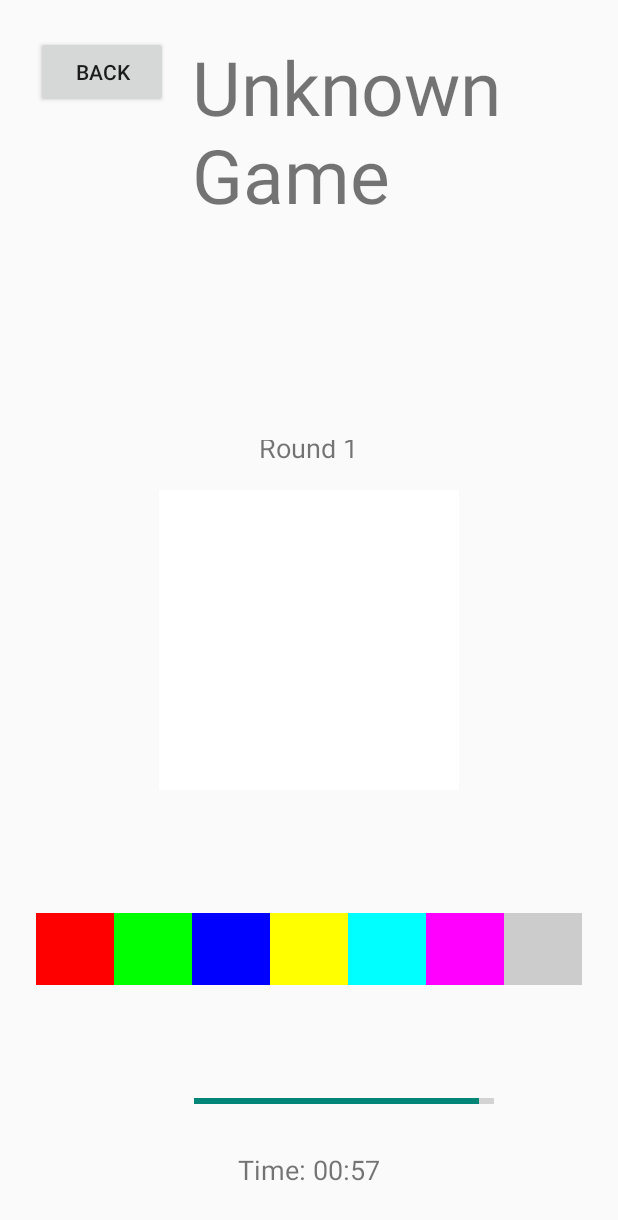
After one commit to mMelnic/RetroByte-Blitz, an Android app built with Jetpack Compose: the fragment MemoryGameFragment placed in its activity, on a phone screen of 412 x 824 dp. The commit adds this screen. Shown: the top 1220 px of the screen. Run offline under Robolectric (Android 15) with nearby library versions, the phone set to English and light mode, and no system bars; 1 statement that could not run was skipped.

Commit message:
Memory game color remembering

```diff
--- a/app/src/main/java/hu/bme/aut/fvf13l/retrobyteblitz/fragments/games/GameActivity.kt
+++ b/app/src/main/java/hu/bme/aut/fvf13l/retrobyteblitz/fragments/games/GameActivity.kt
@@ -32,6 +32,9 @@
         val gameFragment = when (gameName) {
             "Sudoku" -> SudokuGameFragment()
             "Calculation" -> CalculationGameFragment()
+            "MemoryGame" -> MemoryGameFragment()
+            "Drag" -> MemoryDragGameFragment()
+            "Grid" -> GridMemoryGameFragment()
             // Add other cases for additional games as needed
             else -> null
         }
--- /dev/null
+++ b/app/src/main/java/hu/bme/aut/fvf13l/retrobyteblitz/fragments/games/MemoryGameFragment.kt
@@ -0,0 +1,142 @@
+package hu.bme.aut.fvf13l.retrobyteblitz.fragments.games
+
+import android.content.res.ColorStateList
+import android.graphics.Color
+import android.graphics.drawable.ColorDrawable
+import android.graphics.drawable.RippleDrawable
+import android.os.Bundle
+import android.os.Handler
+import android.os.Looper
+import android.view.LayoutInflater
+import android.view.View
+import android.view.ViewGroup
+import android.widget.Button
+import android.widget.LinearLayout
+import androidx.appcompat.app.AlertDialog
+import androidx.fragment.app.Fragment
+import hu.bme.aut.fvf13l.retrobyteblitz.databinding.FragmentMemoryGameBinding
+import kotlin.random.Random
+
+class MemoryGameFragment : Fragment(), CountdownTimerFragment.TimerEndListener {
+
+    private var _binding: FragmentMemoryGameBinding? = null
+    private val binding get() = _binding!!
+
+    private val colors = listOf(
+        Color.RED,
+        Color.GREEN,
+        Color.BLUE,
+        Color.YELLOW,
+        Color.CYAN,
+        Color.MAGENTA,
+        Color.LTGRAY
+    )
+
+    private var currentSequence = mutableListOf<Int>()
+    private var userSequence = mutableListOf<Int>()
+    private var round = 1
+    private var successfulRounds = 0
+    private var totalRounds = 0
+    private val handler = Handler(Looper.getMainLooper())
+
+    override fun onCreateView(
+        inflater: LayoutInflater, container: ViewGroup?,
+        savedInstanceState: Bundle?
+    ): View? {
+        _binding = FragmentMemoryGameBinding.inflate(inflater, container, false)
+        setupButtons()
+        startNewRound()
+        return binding.root
+    }
+
+    private fun setupButtons() {
+        for (i in colors.indices) {
+            val button = Button(context)
+            button.setBackgroundColor(colors[i])
+            button.tag = i
+            button.setOnClickListener { onColorSelected(i) }
+            val rippleDrawable = RippleDrawable(
+                ColorStateList.valueOf(Color.GRAY),
+                ColorDrawable(colors[i]),
+                null
+            )
+            button.background = rippleDrawable
+            val params = LinearLayout.LayoutParams(0, LinearLayout.LayoutParams.WRAP_CONTENT, 1f)
+            button.layoutParams = params
+            binding.buttonsContainer.addView(button)
+        }
+    }
+
+    private fun startNewRound() {
+        currentSequence.clear()
+        userSequence.clear()
+        binding.userSequenceContainer.removeAllViews()
+        for (i in 1..round + 1) {
+            currentSequence.add(Random.nextInt(colors.size))
+        }
+        binding.roundInfo.text = "Round $round"
+        handler.postDelayed({
+            displaySequence()
+        }, 1000) // 1 second delay
+    }
+
+
+    private fun displaySequence() {
+        var index = 0
+        handler.postDelayed(object : Runnable {
+            override fun run() {
+                if (index < currentSequence.size) {
+                    binding.colorDisplay.setBackgroundColor(colors[currentSequence[index]])
+                    handler.postDelayed({
+                        binding.colorDisplay.setBackgroundColor(Color.WHITE)
+                        index++
+                        handler.postDelayed(this, 500)
+                    }, 500)
+                }
+            }
+        }, 500)
+    }
+
+    private fun onColorSelected(colorIndex: Int) {
+        userSequence.add(colorIndex)
+        addColorToSequence(colorIndex)
+        if (userSequence[userSequence.size - 1] != currentSequence[userSequence.size - 1]) {
+            totalRounds++
+            binding.scoreInfo.text = "Score: $successfulRounds/$totalRounds"
+            round = 1
+            handler.postDelayed({
+                startNewRound()
+            }, 1000) // 1 second delay
+        } else if (userSequence.size == currentSequence.size) {
+            successfulRounds++
+            totalRounds++
+            binding.scoreInfo.text = "Score: $successfulRounds/$totalRounds"
+            round++
+            handler.postDelayed({
+                startNewRound()
+            }, 1000) // 1 second delay
+        }
+    }
+
+    private fun addColorToSequence(colorIndex: Int) {
+        val view = View(context)
+        view.setBackgroundColor(colors[colorIndex])
+        val params = LinearLayout.LayoutParams(0, ViewGroup.LayoutParams.MATCH_PARENT, 1f)
+        params.setMargins(2, 2, 2, 2) // Light gray lines as dividers
+        view.layoutParams = params
+        binding.userSequenceContainer.addView(view)
+    }
+
+    override fun onTimerEnd() {
+        AlertDialog.Builder(requireContext())
+            .setTitle("Game Over")
+            .setMessage("Score: $successfulRounds/$totalRounds")
+            .setPositiveButton("OK") { _, _ -> activity?.finish() }
+            .show()
+    }
+
+    override fun onDestroyView() {
+        super.onDestroyView()
+        _binding = null
+    }
+}
--- /dev/null
+++ b/app/src/main/res/layout/fragment_memory_game.xml
@@ -0,0 +1,44 @@
+<?xml version="1.0" encoding="utf-8"?>
+<LinearLayout xmlns:android="http://schemas.android.com/apk/res/android"
+    android:layout_width="match_parent"
+    android:layout_height="match_parent"
+    android:orientation="vertical"
+    android:gravity="center"
+    android:padding="16dp">
+
+    <TextView
+        android:id="@+id/round_info"
+        android:layout_width="wrap_content"
+        android:layout_height="wrap_content"
+        android:text="Round 1"
+        android:textSize="18sp"
+        android:layout_marginBottom="16dp"/>
+
+    <FrameLayout
+        android:id="@+id/color_display"
+        android:layout_width="200dp"
+        android:layout_height="200dp"
+        android:layout_marginBottom="16dp"/>
+
+    <LinearLayout
+        android:id="@+id/user_sequence_container"
+        android:layout_width="match_parent"
+        android:layout_height="50dp"
+        android:orientation="horizontal"
+        android:layout_marginBottom="16dp"/>
+
+    <LinearLayout
+        android:id="@+id/buttons_container"
+        android:layout_width="match_parent"
+        android:layout_height="wrap_content"
+        android:orientation="horizontal"
+        android:gravity="center"/>
+
+    <TextView
+        android:id="@+id/score_info"
+        android:layout_width="wrap_content"
+        android:layout_height="wrap_content"
+        android:text="Score: 0/0"
+        android:textSize="16sp"
+        android:layout_marginTop="16dp"/>
+</LinearLayout>
```
Also changed, not shown: app/src/main/java/hu/bme/aut/fvf13l/retrobyteblitz/fragments/menus/MiddleGamesFragment.kt (+22 -1 lines).
